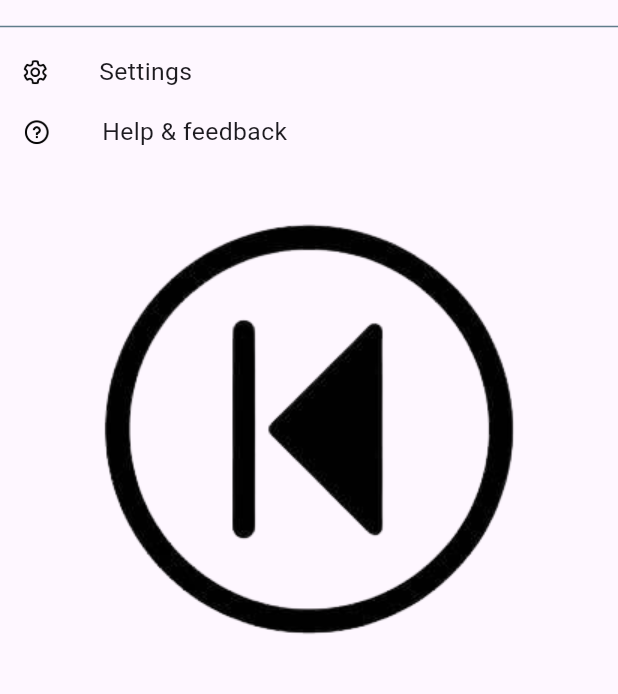
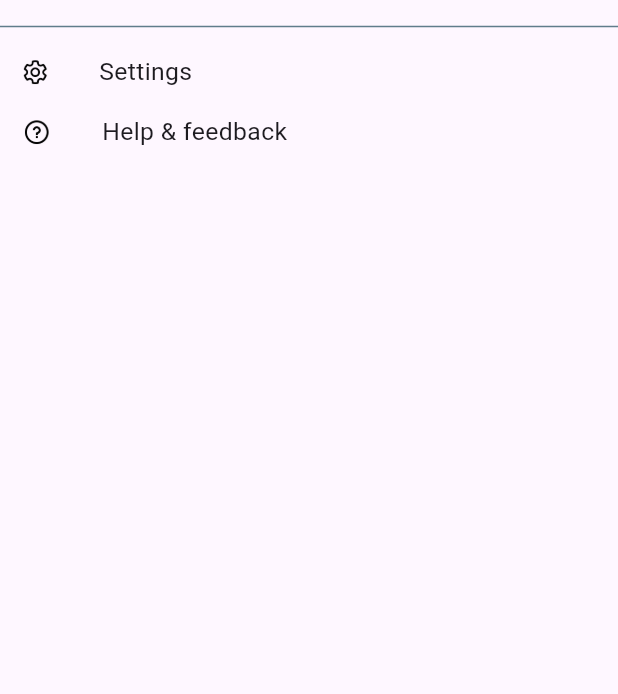
Before and after one commit to yashXc0des/Youtubecloneinflutter, a Flutter app: the Account_Page screen opened directly, on a phone screen of 412 x 824 dp, the part 392-1086 px from its top. Run offline on Flutter 3.47's test engine with Material 3 defaults, Android fonts, the phone set to English and light mode, and no system bars; our stand-ins replace cached_network_image, cloud_firestore, firebase_auth, firebase_core, firebase_storage, flutter_riverpod and 3 more; missing offline and left inert: video_editor; accounts and stored records are empty; network calls fail.

Commit message:
no serious change i have just started doing todays work , changed some of some files 12-08-2024

```diff
--- a/lib/features/account/account_page.dart
+++ b/lib/features/account/account_page.dart
@@ -14,7 +14,6 @@ class Account_Page extends StatelessWidget {
               padding: EdgeInsets.only(top: 15),
               child: Items(),
             ),
-            Image.asset("assets/images/go_back_final.png")
           ],
         ),
       ),
```
